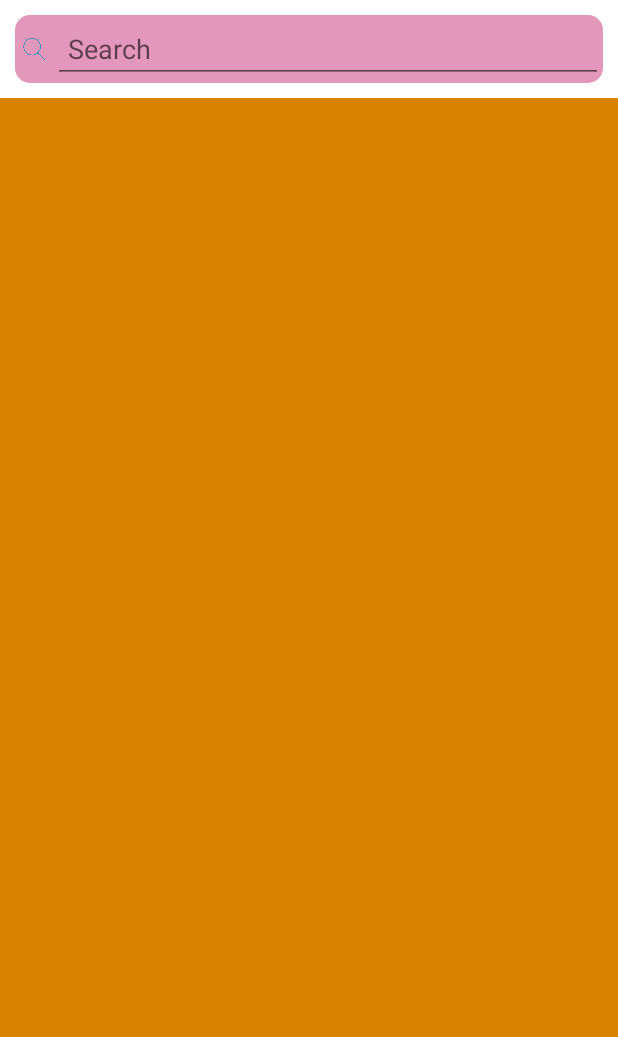
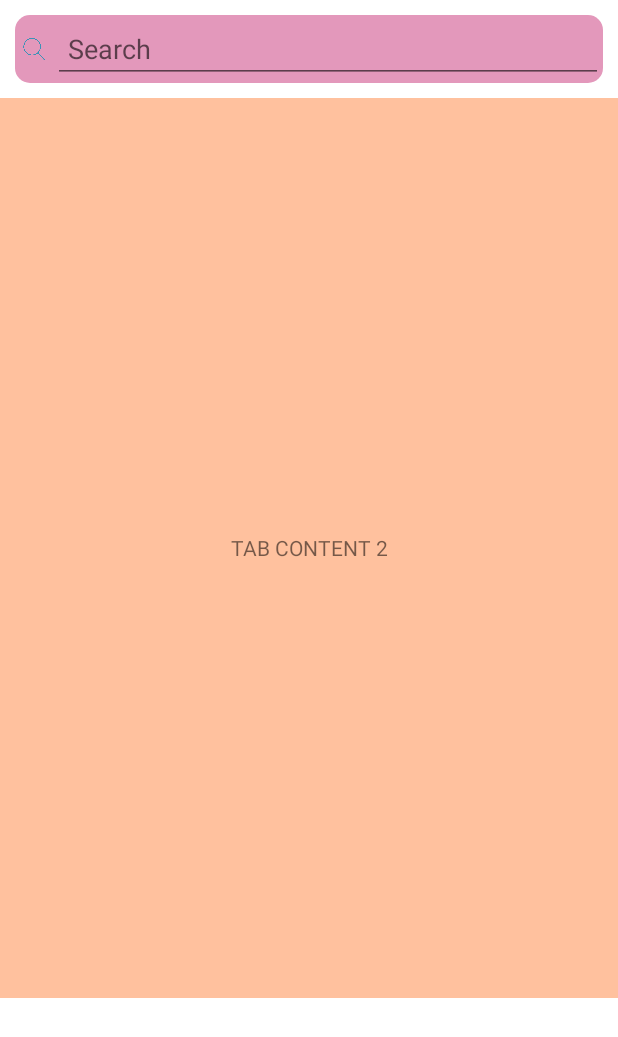
Before and after one commit to 2018SeoulMobilePlatform/EnDorphine, an Android app: the layout fragment_chattinglist.xml on its own in the app's theme, with its tools: preview values and no code run, on a phone screen of 412 x 824 dp. Shown: the top 1037 px of the screen. Run offline under Robolectric (Android 15) with nearby library versions, the phone set to English and light mode, and no system bars.

Commit message:
feat: 채팅 목록 Tab 구현

```diff
--- a/app/src/main/res/layout/fragment_chattinglist.xml
+++ b/app/src/main/res/layout/fragment_chattinglist.xml
@@ -33,11 +33,9 @@
     </LinearLayout>
 
     <TabHost
-        android:id="@+id/tabHost_listview"
+        android:id="@+id/tapHost_chatlist"
         android:layout_width="match_parent"
-        android:layout_height="match_parent"
-        android:layout_alignParentTop="true"
-        android:layout_centerHorizontal="true">
+        android:layout_height="match_parent">
 
         <LinearLayout
             android:layout_width="match_parent"
@@ -45,122 +43,79 @@
             android:orientation="vertical">
 
             <TabWidget
-                android:id="@+id/taps_listview"
+                android:id="@android:id/tabs"
                 android:layout_width="match_parent"
-                android:layout_height="wrap_content"></TabWidget>
+                android:layout_height="wrap_content"/>
 
             <FrameLayout
                 android:id="@android:id/tabcontent"
                 android:layout_width="match_parent"
-                android:layout_height="match_parent">
+                android:layout_height="wrap_content">
 
                 <LinearLayout
-                    android:id="@+id/chatlist1"
+                    android:id="@+id/content1_chatlist"
                     android:layout_width="match_parent"
-                    android:layout_height="match_parent"
-                    android:background="#ffc916"
+                    android:layout_height="wrap_content"
                     android:orientation="vertical">
 
-                    <FrameLayout
+                    <!--<FrameLayout-->
+                        <!--android:layout_width="match_parent"-->
+                        <!--android:layout_height="wrap_content">-->
+                        <!--<ListView-->
+                            <!--android:id="@+id/camp_chat_listview"-->
+                            <!--android:listSelector="#778899"-->
+                            <!--android:cacheColorHint="#778899"-->
+                            <!--android:dividerHeight="1dp"-->
+                            <!--android:divider="#FFFFFF"-->
+                            <!--android:layout_width="match_parent"-->
+                            <!--android:layout_height="wrap_content"-->
+                            <!--android:transcriptMode="alwaysScroll"/>-->
+                    <!--</FrameLayout>-->
+
+                    <TextView
                         android:layout_width="match_parent"
-                        android:layout_height="wrap_content">
-                        <ListView
-                            android:id="@+id/camp_chat_listview"
-                            android:listSelector="#778899"
-                            android:cacheColorHint="#778899"
-                            android:dividerHeight="1dp"
-                            android:divider="#FFFFFF"
-                            android:layout_width="match_parent"
-                            android:layout_height="wrap_content"
-                            android:transcriptMode="alwaysScroll"/>
-                    </FrameLayout>
+                        android:layout_height="600dp"
+                        android:background="#FFC19E"
+                        android:gravity="center"
+                        android:padding="8dp"
+                        android:text="TAB CONTENT 1" />
 
                 </LinearLayout>
 
                 <LinearLayout
-                    android:id="@+id/chatlist2"
+                    android:id="@+id/content2_chatlist"
                     android:layout_width="match_parent"
-                    android:layout_height="match_parent"
-                    android:background="#da8200"
+                    android:layout_height="wrap_content"
                     android:orientation="vertical">
 
-                    <FrameLayout
+                    <TextView
                         android:layout_width="match_parent"
-                        android:layout_height="wrap_content">
-                        <ListView
-                            android:id="@+id/my_chat_listview"
-                            android:listSelector="#778899"
-                            android:cacheColorHint="#778899"
-                            android:dividerHeight="1dp"
-                            android:divider="#FFFFFF"
-                            android:layout_width="match_parent"
-                            android:layout_height="wrap_content"
-                            android:transcriptMode="alwaysScroll"/>
-                    </FrameLayout>
-                </LinearLayout>
-            </FrameLayout>
-        </LinearLayout>
-    </TabHost>
-
-    <!--<TabHost-->
-        <!--android:id="@+id/taphost_chatlist"-->
-        <!--android:layout_width="match_parent"-->
-        <!--android:layout_height="wrap_content"-->
-        <!--android:background="#FFFFFF">-->
-
-        <!--<LinearLayout-->
-            <!--android:layout_width="match_parent"-->
-            <!--android:layout_height="match_parent"-->
-            <!--android:orientation="vertical">-->
-            <!--<TabWidget-->
-                <!--android:id="@+id/tap_chatlist"-->
-                <!--android:layout_width="match_parent"-->
-                <!--android:layout_height="wrap_content">-->
-            <!--</TabWidget>-->
-
-
-                <!--<FrameLayout-->
-                    <!--android:layout_width="match_parent"-->
-                    <!--android:layout_height="match_parent">-->
-
-                    <!--<LinearLayout-->
-                    <!--android:layout_width="match_parent"-->
-                    <!--android:layout_height="wrap_content"-->
-                    <!--android:orientation="vertical">-->
-
-                    <!--<ListView-->
-                        <!--android:id="@+id/chat_listview"-->
-                        <!--android:listSelector="#778899"-->
-                        <!--android:cacheColorHint="#778899"-->
-                        <!--android:dividerHeight="1dp"-->
-                        <!--android:divider="#FFFFFF"-->
-                        <!--android:layout_width="fill_parent"-->
-                        <!--android:layout_height="wrap_content"-->
-                        <!--android:transcriptMode="alwaysScroll">-->
-                    <!--</ListView>-->
-                    <!--</LinearLayout>-->
-
-                    <!--<LinearLayout-->
+                        android:layout_height="600dp"
+                        android:background="#FFC19E"
+                        android:gravity="center"
+                        android:padding="8dp"
+                        android:text="TAB CONTENT 2" />
+                    <!--<FrameLayout-->
                         <!--android:layout_width="match_parent"-->
-                        <!--android:layout_height="wrap_content"-->
-                        <!--android:orientation="vertical">-->
-
+                        <!--android:layout_height="wrap_content">-->
                         <!--<ListView-->
                             <!--android:id="@+id/my_chat_listview"-->
                             <!--android:listSelector="#778899"-->
                             <!--android:cacheColorHint="#778899"-->
                             <!--android:dividerHeight="1dp"-->
                             <!--android:divider="#FFFFFF"-->
-                            <!--android:layout_width="fill_parent"-->
+                            <!--android:layout_width="match_parent"-->
                             <!--android:layout_height="wrap_content"-->
-                            <!--android:transcriptMode="alwaysScroll">-->
-                        <!--</ListView>-->
-                    <!--</LinearLayout>-->
+                            <!--android:transcriptMode="alwaysScroll"/>-->
+                    <!--</FrameLayout>-->
 
+                </LinearLayout>
 
-            <!--</FrameLayout>-->
-        <!--</LinearLayout>-->
-    <!--</TabHost>-->
+            </FrameLayout>
+
+        </LinearLayout>
+
+    </TabHost>
 
     <Button
         android:id="@+id/make_chatlist_button"
```
Also changed, not shown: app/src/main/java/endorphine/icampyou/ExchangeMenu/ChattingList_Fragment.java (+54 -60 lines), app/src/main/java/endorphine/icampyou/MainActivity.java (+8 -6 lines).
